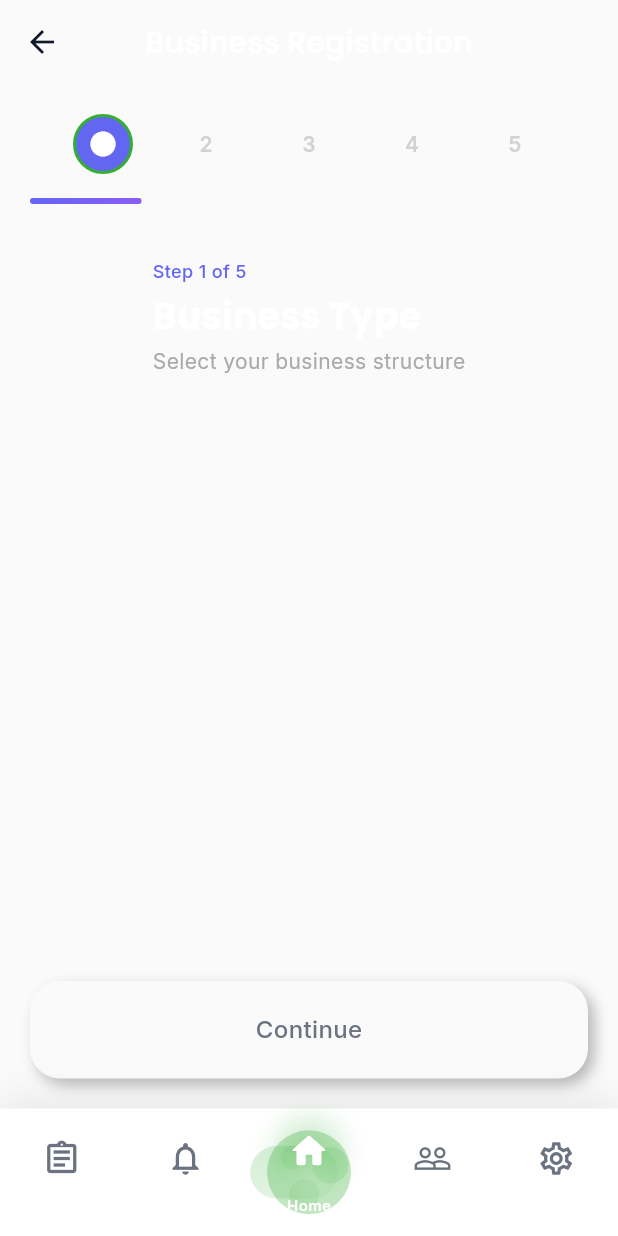
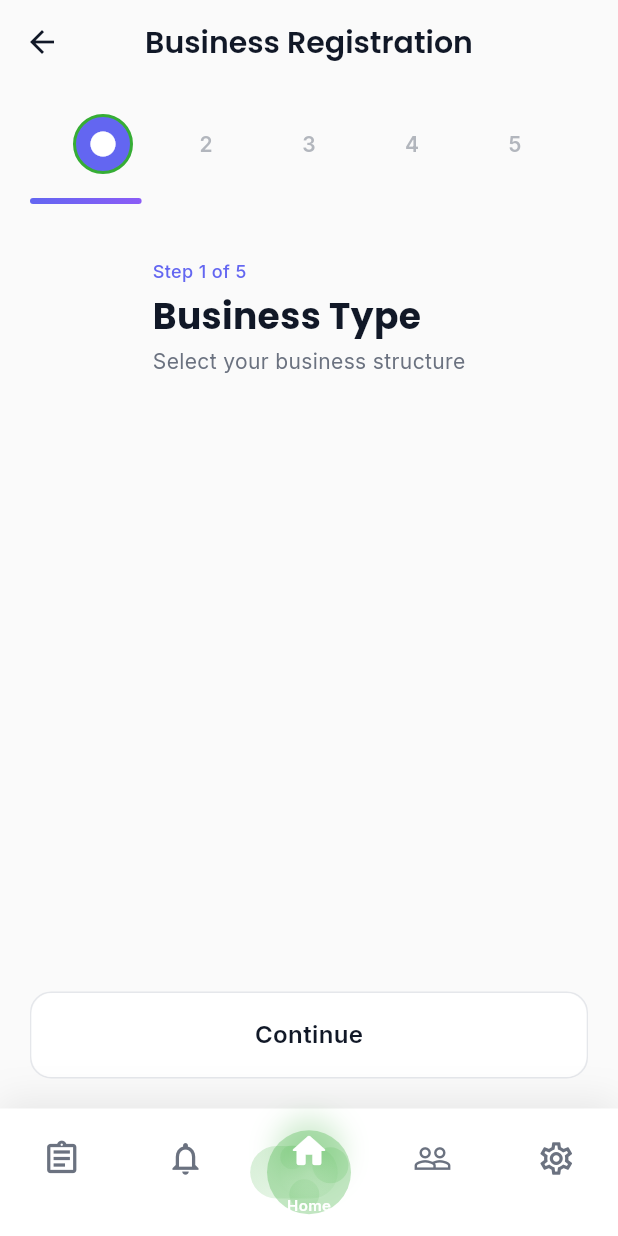
Before and after one commit to NuwanHapuarachchi/vyapara_gateway, a Flutter app: the BusinessRegistrationWizard screen opened by its route, on a phone screen of 412 x 824 dp. Run offline on Flutter 3.47's test engine with Material 3 defaults, Android fonts, the phone set to English and light mode, and no system bars; our stand-ins replace file_picker, flutter_riverpod, go_router, google_fonts, percent_indicator, shared_preferences and 1 more; accounts and stored records are empty.

Commit message:
Registration pages fixed

```diff
--- a/lib/core/routing/app_router.dart
+++ b/lib/core/routing/app_router.dart
@@ -282,6 +282,11 @@ class AppNavigation {
     context.go('/payments');
   }
 
+  /// Navigate to business registration wizard
+  static void toBusinessRegistration(BuildContext context) {
+    context.go('/business-registration');
+  }
+
   /// Navigate to mentor chat
   static void toMentorChat(BuildContext context, String mentorId) {
     context.go('/mentor-chat/$mentorId');
--- a/lib/features/business_registration/screens/business_registration_wizard.dart
+++ b/lib/features/business_registration/screens/business_registration_wizard.dart
@@ -145,10 +145,12 @@ class _BusinessRegistrationWizardState
         backgroundColor: Theme.of(context).scaffoldBackgroundColor,
         elevation: 0,
         leading: IconButton(
-          icon: Icon(Icons.arrow_back,
-              color: Theme.of(context).brightness == Brightness.dark
-                  ? AppColors.textPrimary
-                  : AppColors.textPrimaryLight),
+          icon: Icon(
+            Icons.arrow_back,
+            color: Theme.of(context).brightness == Brightness.dark
+                ? AppColors.textPrimary
+                : AppColors.textPrimaryLight,
+          ),
           onPressed: () => context.pop(),
         ),
         title: Text(
@@ -156,7 +158,9 @@ class _BusinessRegistrationWizardState
           style: GoogleFonts.poppins(
             fontSize: 20,
             fontWeight: FontWeight.w600,
-            color: AppColors.textPrimary,
+            color: Theme.of(context).brightness == Brightness.dark
+                ? AppColors.textPrimary
+                : AppColors.textPrimaryLight,
           ),
         ),
         centerTitle: true,
@@ -222,6 +226,7 @@ class _BusinessRegistrationWizardState
   }
 
   Widget _buildProgressIndicator() {
+    final bool isDark = Theme.of(context).brightness == Brightness.dark;
     return Container(
       padding: const EdgeInsets.all(20),
       child: Column(
@@ -246,8 +251,12 @@ class _BusinessRegistrationWizardState
                     color: isActive
                         ? AppColors.primary
                         : step.index > _currentStep.index
-                            ? AppColors.backgroundLight.withOpacity(0.5)
-                            : AppColors.backgroundLight,
+                        ? (isDark
+                              ? AppColors.backgroundDark.withOpacity(0.5)
+                              : AppColors.backgroundLight.withOpacity(0.5))
+                        : (isDark
+                              ? AppColors.backgroundDark
+                              : AppColors.backgroundLight),
                     border: isCurrent
                         ? Border.all(color: AppColors.accent, width: 2)
                         : null,
@@ -267,8 +276,15 @@ class _BusinessRegistrationWizardState
                               fontSize: 14,
                               fontWeight: FontWeight.w600,
                               color: step.index > _currentStep.index
-                                  ? AppColors.textSecondary.withOpacity(0.5)
-                                  : AppColors.textSecondary,
+                                  ? (isDark
+                                        ? AppColors.textSecondary.withOpacity(
+                                            0.5,
+                                          )
+                                        : AppColors.textSecondaryLight
+                                              .withOpacity(0.5))
+                                  : (isDark
+                                        ? AppColors.textSecondary
+                                        : AppColors.textSecondaryLight),
                             ),
                           ),
                   ),
@@ -284,7 +300,9 @@ class _BusinessRegistrationWizardState
             height: 4,
             width: double.infinity,
             decoration: BoxDecoration(
-              color: AppColors.backgroundLight,
+              color: Theme.of(context).brightness == Brightness.dark
+                  ? AppColors.backgroundDark
+                  : AppColors.backgroundLight,
               borderRadius: BorderRadius.circular(2),
             ),
             child: FractionallySizedBox(
@@ -306,6 +324,7 @@ class _BusinessRegistrationWizardState
   }
 
   Widget _buildStepHeader() {
+    final bool isDark = Theme.of(context).brightness == Brightness.dark;
     return Container(
       padding: const EdgeInsets.symmetric(horizontal: 20, vertical: 16),
       child: Column(
@@ -325,7 +344,9 @@ class _BusinessRegistrationWizardState
             style: GoogleFonts.poppins(
               fontSize: 24,
               fontWeight: FontWeight.w700,
-              color: AppColors.textPrimary,
+              color: isDark
+                  ? AppColors.textPrimary
+                  : AppColors.textPrimaryLight,
             ),
           ),
           const SizedBox(height: 4),
@@ -333,7 +354,9 @@ class _BusinessRegistrationWizardState
             _currentStep.description,
             style: GoogleFonts.inter(
               fontSize: 14,
-              color: AppColors.textSecondary,
+              color: isDark
+                  ? AppColors.textSecondary
+                  : AppColors.textSecondaryLight,
             ),
           ),
         ],
--- a/lib/features/dashboard/screens/dashboard_screen.dart
+++ b/lib/features/dashboard/screens/dashboard_screen.dart
@@ -585,7 +585,7 @@ class DashboardHomeView extends ConsumerWidget {
       child: GlassCard(
         padding: const EdgeInsets.all(20),
         tint: AppColors.accent,
-        onTap: () => AppNavigation.toApplications(context),
+        onTap: () => AppNavigation.toBusinessRegistration(context),
         child: Column(
           children: [
             Container(
--- a/lib/shared/widgets/neumorphic_widgets.dart
+++ b/lib/shared/widgets/neumorphic_widgets.dart
@@ -122,52 +122,27 @@ class NeumorphicButton extends StatelessWidget {
 
     return Container(
       width: 318,
-      height: 65,
+      height: 58,
       decoration: BoxDecoration(
-        borderRadius: BorderRadius.circular(20),
-        boxShadow: isGreen
-            ? [
-                // Drop shadow - dark
-                BoxShadow(
-                  color: const Color(0xFF252525).withOpacity(0.34),
-                  offset: const Offset(10, 10),
-                  blurRadius: 20,
-                  spreadRadius: 0,
-                ),
-                // Drop shadow - light
-                BoxShadow(
-                  color: Colors.white.withOpacity(0.25),
-                  offset: const Offset(-10, -10),
-                  blurRadius: 20,
-                  spreadRadius: 0,
-                ),
-              ]
-            : [
-                // Default button shadows
-                BoxShadow(
-                  color: const Color(0xFF252525).withOpacity(0.34),
-                  offset: const Offset(4, 4),
-                  blurRadius: 8,
-                  spreadRadius: 0,
-                ),
-                BoxShadow(
-                  color: Colors.white.withOpacity(0.25),
-                  offset: const Offset(-4, -4),
-                  blurRadius: 8,
-                  spreadRadius: 0,
-                ),
-              ],
+        borderRadius: BorderRadius.circular(14),
+        border: Border.all(
+          color: isGreen
+              ? AppColors.accent.withOpacity(0.0)
+              : (isDark ? AppColors.borderLight : AppColors.borderLightTheme),
+          width: isGreen ? 0.0 : 1.0,
+        ),
+        boxShadow: [],
       ),
       child: Material(
         color: isGreen
             ? AppColors.accent
-            : (isDark ? AppColors.backgroundDark : AppColors.backgroundLight),
-        borderRadius: BorderRadius.circular(20),
+            : (isDark ? AppColors.backgroundDark : AppColors.surfaceLight),
+        borderRadius: BorderRadius.circular(14),
         child: InkWell(
           onTap: isLoading ? null : onPressed,
-          borderRadius: BorderRadius.circular(20),
+          borderRadius: BorderRadius.circular(14),
           child: Container(
-            decoration: BoxDecoration(borderRadius: BorderRadius.circular(20)),
+            decoration: BoxDecoration(borderRadius: BorderRadius.circular(14)),
             child: Center(
               child: isLoading
                   ? SizedBox(
@@ -188,14 +163,12 @@ class NeumorphicButton extends StatelessWidget {
                       text,
                       style: GoogleFonts.inter(
                         fontSize: 16,
-                        fontWeight: FontWeight.w500,
+                        fontWeight: FontWeight.w600,
                         color: isGreen
-                            ? (isDark
-                                  ? AppColors.backgroundDark
-                                  : AppColors.backgroundLight)
+                            ? Colors.white
                             : (isDark
-                                  ? AppColors.textSecondary
-                                  : AppColors.textSecondaryLight),
+                                  ? AppColors.textPrimary
+                                  : AppColors.textPrimaryLight),
                       ),
                     ),
             ),
```
Also changed, not shown: lib/features/business_registration/screens/business_type_selection_screen.dart (+56 -12 lines).
